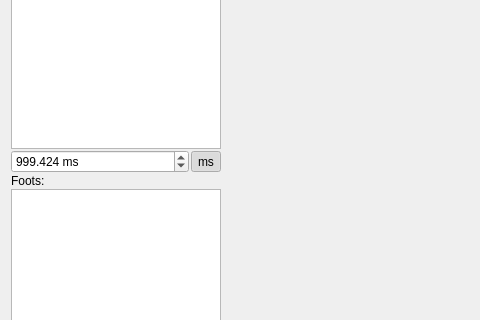
Qt form SpiderBotModel/spbmainwindow.ui (sergeyroots/SpiderBot) before a commit; both pictures show x 0 to 480 and y 164 to 484 of the 800 by 585 pixel window.
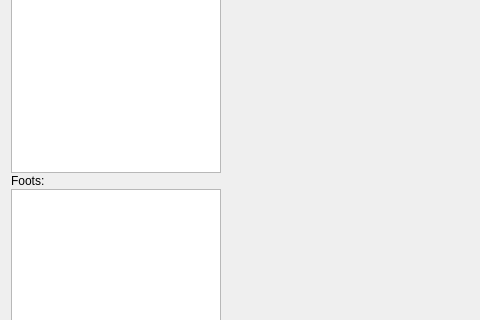
The same form after that commit.

The edit to the form file:
```diff
--- a/SpiderBotModel/spbmainwindow.ui
+++ b/SpiderBotModel/spbmainwindow.ui
@@ -18,7 +18,7 @@
     <item>
      <layout class="QHBoxLayout" name="horizontalLayout" stretch="0,1">
       <item>
-       <layout class="QVBoxLayout" name="verticalLayout_2" stretch="0,0,1,0,0,0">
+       <layout class="QVBoxLayout" name="vlCommandSettings" stretch="0,0,1,0,0">
         <property name="spacing">
          <number>1</number>
         </property>
@@ -175,48 +175,6 @@
           </property>
          </widget>
         </item>
-        <item>
-         <layout class="QHBoxLayout" name="horizontalLayout_4">
-          <property name="spacing">
-           <number>2</number>
-          </property>
-          <item>
-           <widget class="QDoubleSpinBox" name="sbStepTimeVal">
-            <property name="suffix">
-             <string> ms</string>
-            </property>
-            <property name="decimals">
-             <number>3</number>
-            </property>
-            <property name="minimum">
-             <double>16.384000000000000</double>
-            </property>
-            <property name="maximum">
-             <double>1000.000000000000000</double>
-            </property>
-            <property name="singleStep">
-             <double>16.384000000000000</double>
-            </property>
-            <property name="value">
-             <double>999.423999999999978</double>
-            </property>
-           </widget>
-          </item>
-          <item>
-           <widget class="QToolButton" name="bStepTime">
-            <property name="text">
-             <string>ms</string>
-            </property>
-            <property name="checkable">
-             <bool>true</bool>
-            </property>
-            <property name="checked">
-             <bool>true</bool>
-            </property>
-           </widget>
-          </item>
-         </layout>
-        </item>
         <item>
          <widget class="QLabel" name="label_3">
           <property name="text">
```
Left out of the diff: 2 changed lines with no effect on the pictures.
